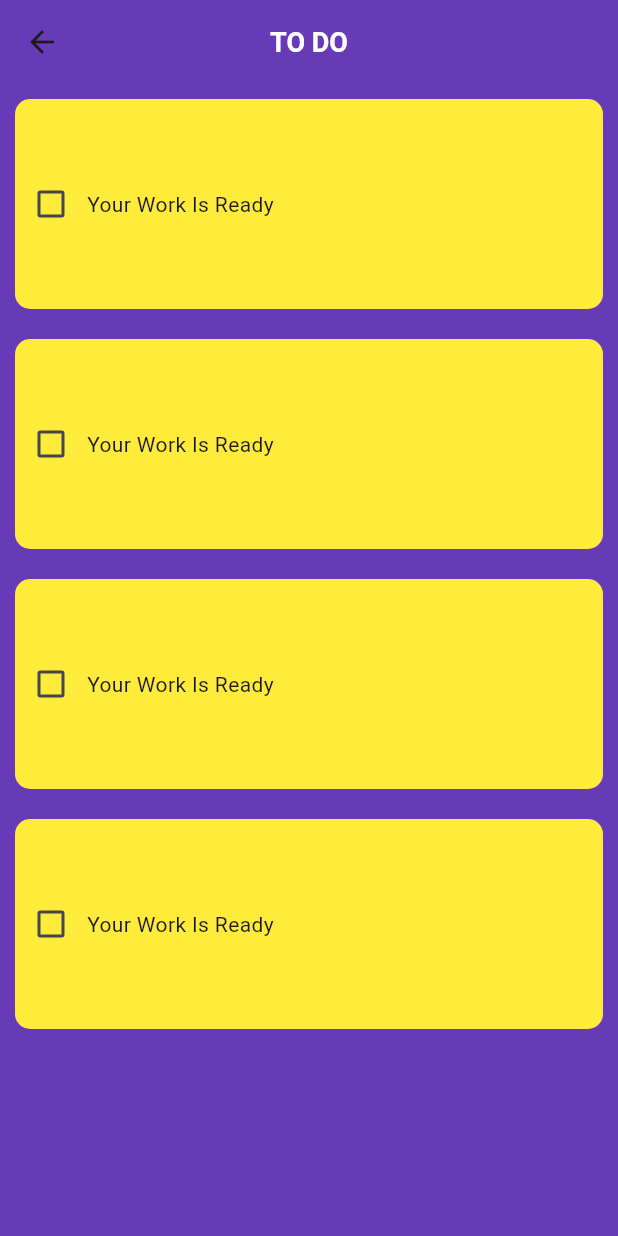
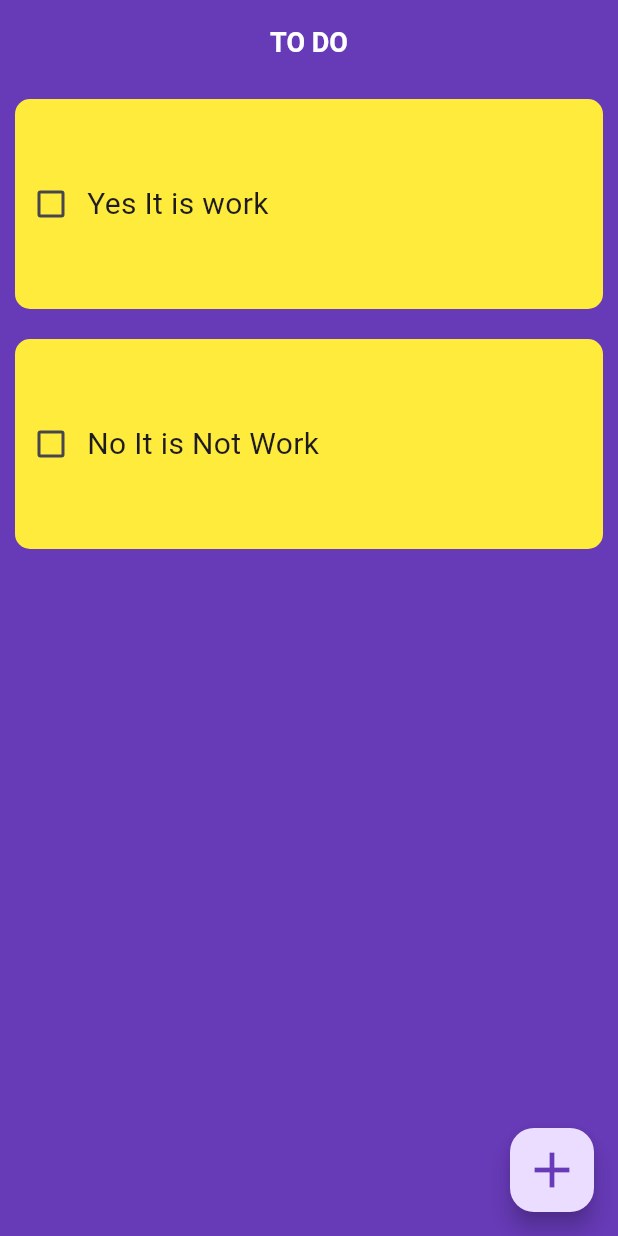
Before and after one commit to shakibalways/todo_app, a Flutter app: the HomePage screen opened directly, on a phone screen of 412 x 824 dp. Run offline on Flutter 3.47's test engine with Material 3 defaults, Android fonts, the phone set to English and light mode, and no system bars.

Commit message:
todo app runing project

```diff
--- a/lib/main.dart
+++ b/lib/main.dart
@@ -13,7 +13,7 @@ class MyApp extends StatelessWidget {
   Widget build(BuildContext context) {
     return const MaterialApp(
       debugShowCheckedModeBanner: false,
-      home: Compete(),
+      home: HomePage(),
     );
   }
 }
--- /dev/null
+++ b/lib/model/todo_item.dart
@@ -0,0 +1,11 @@
+class TodoItem {
+  String title;
+  bool isDone;
+
+  TodoItem({required this.title, this.isDone = false});
+}
+
+List<TodoItem> todoList = [
+  TodoItem(title: 'Yes It is work'),
+  TodoItem(title: 'No It is Not Work'),
+];
--- a/lib/views/screens/home/home_page.dart
+++ b/lib/views/screens/home/home_page.dart
@@ -1,19 +1,42 @@
 import 'package:flutter/material.dart';
+import 'package:todo_app/model/todo_item.dart';
 import 'package:todo_app/views/screens/home/widget/custom_container.dart';
 
 class HomePage extends StatefulWidget {
   const HomePage({super.key});
-
   @override
   State<HomePage> createState() => _HomePageState();
 }
 
 class _HomePageState extends State<HomePage> {
-  List todoList =[
-    'Yes It is work',false,
-    'No It is Not Work',false,
-  ];
-bool isChecked =false;
+  void checkBoxChanged(bool? value, int index) {
+    setState(() {
+      todoList[index].isDone = value ?? false; // Update the completion status
+    });
+  }
+  // floating button press and show alert dialog box
+  void view(){
+    showDialog(context: context, builder: (BuildContext context){
+      return const AlertDialog(
+        shape: RoundedRectangleBorder(borderRadius: BorderRadius.zero),
+        backgroundColor: Colors.yellow,
+        content: SizedBox(
+
+          height: 120,
+          child: Column(
+            children: [
+              TextField(
+                decoration: InputDecoration(
+                  border: OutlineInputBorder()
+                ),
+              )
+            ],
+          ),
+        ),
+      );
+    });
+  }
+
   @override
   Widget build(BuildContext context) {
     return Scaffold(
@@ -27,23 +50,32 @@ bool isChecked =false;
         ),
         centerTitle: true,
       ),
+      floatingActionButton: FloatingActionButton(
+        onPressed: () {
+          view();
+        },
+        child: const Icon(
+          Icons.add,
+          size: 40,
+          color: Colors.deepPurple,
+        ),
+      ),
       body: ListView.builder(
         itemCount: todoList.length,
-         itemBuilder: (context,index){
+        itemBuilder: (context, index) {
           return Padding(
             padding: const EdgeInsets.all(10),
             child: CustomContainer(
-               title: "Your Work Is Ready",
-               discreption: isChecked,
-               onChanged: (bool? newValue) {
-                 isChecked = newValue!;
+              title: todoList[index].title,
+              discreption: todoList[index]
+                  .isDone, // You might want to format this to be a string
+              onChanged: (value) {
+                checkBoxChanged(value, index);
+              },
+            ),
+          );
         },
       ),
     );
   }
-
-
-        )
-    );
 }
-}
--- a/lib/views/screens/home/widget/custom_container.dart
+++ b/lib/views/screens/home/widget/custom_container.dart
@@ -23,7 +23,14 @@ class CustomContainer extends StatelessWidget {
         child: Row(
           children: [
             Checkbox(value: discreption, onChanged: onChanged),
-            Text(title),
+            Text(
+              title,
+              style: TextStyle(
+                  fontSize: 20,
+                  decoration: discreption
+                      ? TextDecoration.lineThrough
+                      : TextDecoration.none),
+            ),
           ],
         ));
   }
```
Lines whose indentation alone changed are shown as unchanged.
